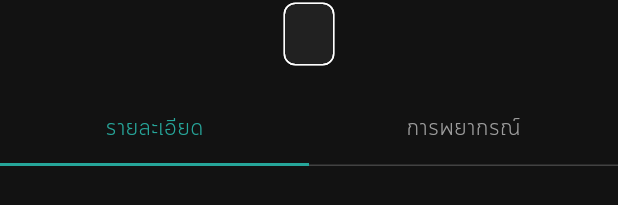
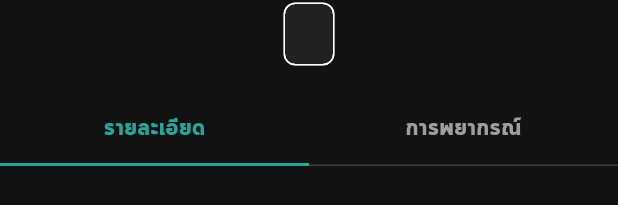
Before and after one commit to nopparatma/flutter_vynthra, a Flutter app: the CardDetailPage widget shown alone on an empty page, opened directly, on a phone screen of 412 x 824 dp. Shown: the part 161-366 px from the top of the screen. Run offline on Flutter 3.47's test engine with Material 3 defaults, Android fonts, the phone set to English and light mode, and no system bars; our stand-ins replace expandable, flutter_expandable_fab, flutter_sticky_header, flutter_widget_from_html_core, get, google_generative_ai and 1 more; missing offline and left inert: mongo_dart; network calls fail.

Commit message:
edit card detail

```diff
--- a/lib/modules/card/card_detail.dart
+++ b/lib/modules/card/card_detail.dart
@@ -78,7 +78,9 @@ class _CardDetailPageState extends State<CardDetailPage> with SingleTickerProvid
                       Tab(text: 'รายละเอียด'),
                       Tab(text: 'การพยากรณ์'),
                     ],
-                    labelStyle: Theme.of(context).textTheme.titleMedium,
+                    labelStyle: Theme.of(context).textTheme.titleMedium?.copyWith(
+                          fontWeight: FontWeight.bold,
+                        ),
                     indicatorColor: AppTheme.accentColor,
                     labelColor: AppTheme.accentColor,
                     indicatorSize: TabBarIndicatorSize.tab,
```
